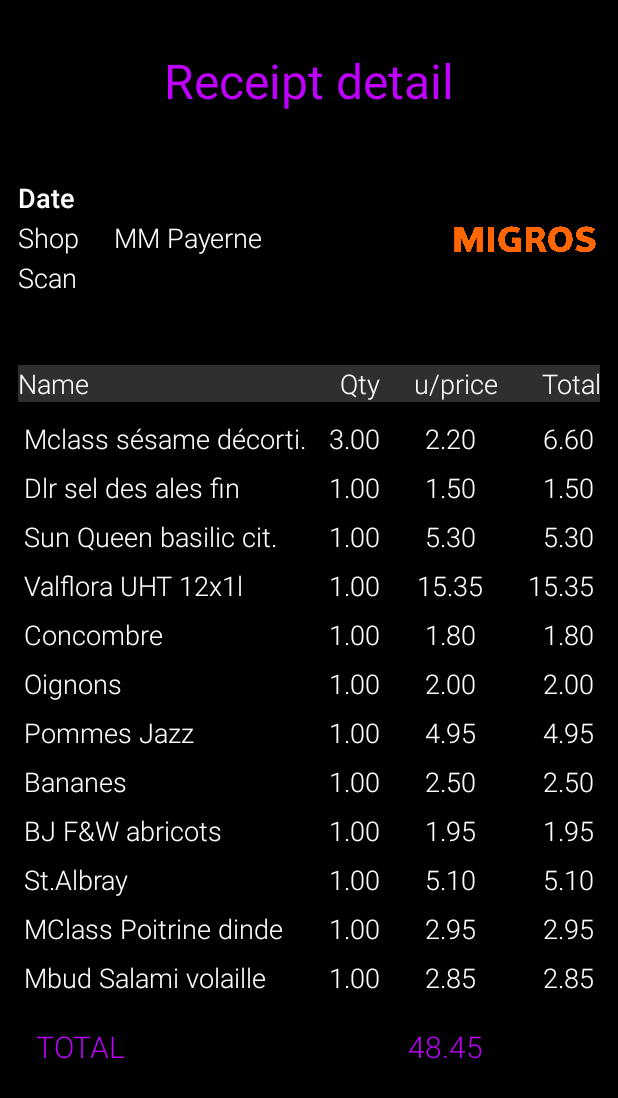
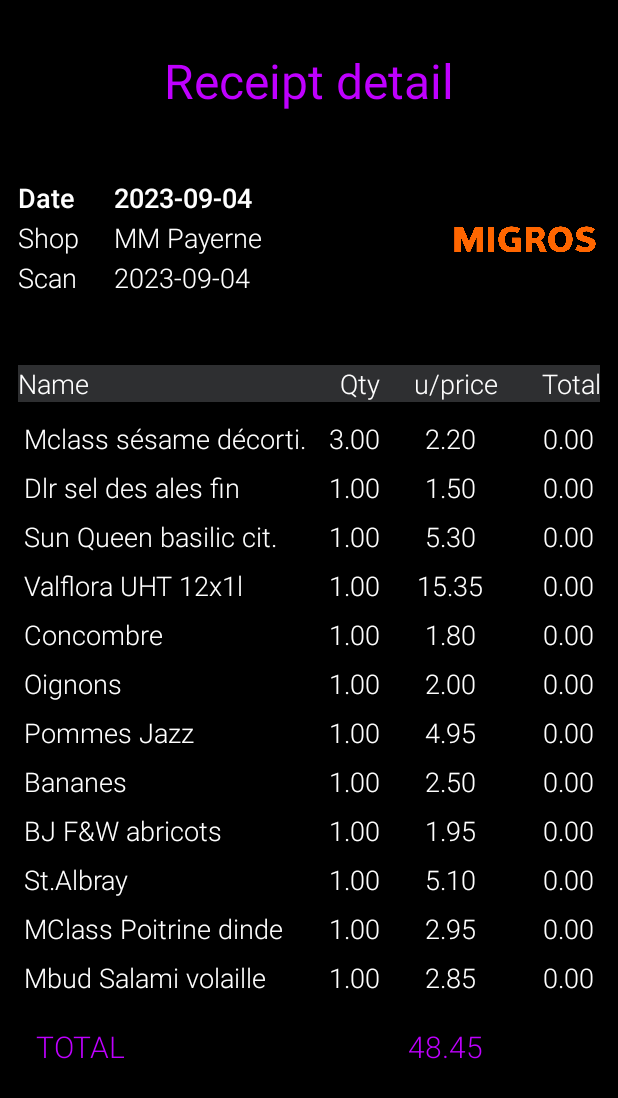
Before and after one commit to DrC0okie/scanalyze, an Android app: the ReceiptActivity screen opened directly, with no data from a screen before it, after a tap on an icon or button, on a phone screen of 412 x 824 dp. Shown: the top 1098 px of the screen. Run offline under Robolectric (Android 15) with nearby library versions, the phone set to English and light mode, and no system bars.

Commit message:
Improved the Json formatting

```diff
--- a/android_app/app/src/main/java/ch/heigvd/scanalyze/activities/ReceiptActivity.kt
+++ b/android_app/app/src/main/java/ch/heigvd/scanalyze/activities/ReceiptActivity.kt
@@ -22,18 +22,18 @@
 
         // Test values
         val products = arrayListOf(
-            Product(1, "Mclass sésame décorti.", 3.0f, 2.20f),
-            Product(1, "Dlr sel des ales fin", 1.0f, 1.50f),
-            Product(1, "Sun Queen basilic cit.", 1.0f, 5.30f),
-            Product(1, "Valflora UHT 12x1l", 1.0f, 15.35f),
-            Product(1, "Concombre", 1.0f, 1.80f),
-            Product(1, "Oignons", 1.0f, 2.00f),
-            Product(1, "Pommes Jazz", 1.0f, 4.95f),
-            Product(1, "Bananes", 1.0f, 2.50f),
-            Product(1, "BJ F&W abricots", 1.0f, 1.95f),
-            Product(1, "St.Albray", 1.0f, 5.10f),
-            Product(1, "MClass Poitrine dinde", 1.0f, 2.95f),
-            Product(1, "Mbud Salami volaille", 1.0f, 2.85f),
+            Product("Mclass sésame décorti.", 3.0f, 2.20f),
+            Product("Dlr sel des ales fin", 1.0f, 1.50f),
+            Product("Sun Queen basilic cit.", 1.0f, 5.30f),
+            Product("Valflora UHT 12x1l", 1.0f, 15.35f),
+            Product("Concombre", 1.0f, 1.80f),
+            Product("Oignons", 1.0f, 2.00f),
+            Product("Pommes Jazz", 1.0f, 4.95f),
+            Product("Bananes", 1.0f, 2.50f),
+            Product("BJ F&W abricots", 1.0f, 1.95f),
+            Product("St.Albray", 1.0f, 5.10f),
+            Product("MClass Poitrine dinde", 1.0f, 2.95f),
+            Product("Mbud Salami volaille", 1.0f, 2.85f),
         )
 
         val date = LocalDate.now().toString()
--- a/android_app/app/src/main/java/ch/heigvd/scanalyze/activities/ReceiptDetailActivity.kt
+++ b/android_app/app/src/main/java/ch/heigvd/scanalyze/activities/ReceiptDetailActivity.kt
@@ -20,9 +20,9 @@
 
         if (receipt != null) {
             val bitmap = BitmapFactory.decodeFile(receipt.imgFilePath)
-            binding.textViewDetailDate.text = receipt.getReadableDate(receipt.date)
+            binding.textViewDetailDate.text = receipt.date
             binding.textViewDetailShop.text = receipt.shopBranch
-            binding.textViewDetailScannedDate.text = receipt.getReadableDate(receipt.scanDate)
+            binding.textViewDetailScannedDate.text = receipt.scanDate
             binding.imageViewDetailShopIcon.setImageResource(receipt.shop.resourceImage)
             binding.recyclerViewDetailReceipts.adapter = ReceiptDetailAdapter(receipt)
             binding.textViewDetailTotal.text = String.format("%.2f", receipt.totalPrice)
--- a/android_app/app/src/main/java/ch/heigvd/scanalyze/adapters/ReceiptDetailAdapter.kt
+++ b/android_app/app/src/main/java/ch/heigvd/scanalyze/adapters/ReceiptDetailAdapter.kt
@@ -17,8 +17,7 @@
             binding.textViewProductName.text = product.abbreviatedName
             binding.textViewQuantity.text = String.format("%.2f", product.quantity)
             binding.textViewUnitPrice.text = String.format("%.2f", product.unitPrice)
-            binding.textViewProductPrice.text =
-                String.format("%.2f", (product.quantity * product.unitPrice))
+            binding.textViewProductPrice.text = String.format("%.2f", product.total)
         }
     }
 
@@ -35,6 +34,6 @@
     override fun onBindViewHolder(holder: ViewHolder, position: Int) {
 
         //Binds each projectItem in the Array with the actual position of the recyclerView
-        holder.bind(receipt?.products?.get(position) ?: Product(0, "null", 0.0f, 0.0f, 0.0f))
+        holder.bind(receipt?.products?.get(position) ?: Product("null", 0.0f, 0.0f, 0.0f))
     }
 }
--- a/android_app/app/src/main/java/ch/heigvd/scanalyze/receipt/JsonProduct.kt
+++ b/android_app/app/src/main/java/ch/heigvd/scanalyze/receipt/JsonProduct.kt
@@ -1,10 +1,10 @@
 package ch.heigvd.scanalyze.receipt
 
 data class JsonProduct(
-    val product_id: String,
     val product_name: String,
     val quantity: Float,
     val unit_price: Float,
-    val discount_amount: Float
+    val discount_amount: Float,
+    val total_price: Float
 ) {
 }
--- a/android_app/app/src/main/java/ch/heigvd/scanalyze/receipt/JsonReceipt.kt
+++ b/android_app/app/src/main/java/ch/heigvd/scanalyze/receipt/JsonReceipt.kt
@@ -1,7 +1,6 @@
 package ch.heigvd.scanalyze.receipt
 
 class JsonReceipt(
-    val _id: String,
     val user_id: String,
     val date: String,
     val shop_name: String,
--- a/android_app/app/src/main/java/ch/heigvd/scanalyze/receipt/Product.kt
+++ b/android_app/app/src/main/java/ch/heigvd/scanalyze/receipt/Product.kt
@@ -5,14 +5,9 @@
 
 @Parcelize
 data class Product(
-    val id: Int,
     val abbreviatedName: String,
     val quantity: Float,
     val unitPrice: Float,
-    val discount: Float = 0.0f
-) : Parcelable {
-
-    fun getTotal(): Float {
-        return quantity * unitPrice - discount
-    }
-}
+    val discount: Float = 0.0f,
+    val total: Float = 0.0f
+) : Parcelable
--- a/android_app/app/src/main/java/ch/heigvd/scanalyze/rule_sets/MigrosRuleset.kt
+++ b/android_app/app/src/main/java/ch/heigvd/scanalyze/rule_sets/MigrosRuleset.kt
@@ -5,8 +5,8 @@
 object MigrosRuleset: Ruleset() {
     override val shop = Shop.MIGROS
     override val minLengthLine = 4
-    override val pricePattern = """^\s?\d[.,]\d{2}\s?$""".toRegex()
+    override val pricePattern = """^\s?\d{0,2}[.,]\d{2}\s?$""".toRegex()
     override val quantityPattern = """^\s?\d{1,2}\s?$""".toRegex()
-    override val weightPattern= """^(?=.*[.,])[0-9][0-9.,][0-9.,]\d{0,3}$""".toRegex()
+    override val weightPattern= """^[0-9][0-9.,]{0,2}\d{3}$""".toRegex()
     override val ediblePattern = """^\s?1\s?$""".toRegex()
 }
--- a/android_app/app/src/main/res/layout/activity_scan_preview.xml
+++ b/android_app/app/src/main/res/layout/activity_scan_preview.xml
@@ -9,6 +9,11 @@
         android:layout_width="match_parent"
         android:layout_height="match_parent"/>
 
+    <ch.heigvd.scanalyze.overlays.CameraOverlay
+        android:id="@+id/overlay"
+        android:layout_width="match_parent"
+        android:layout_height="match_parent" />
+
     <Button
         android:id="@+id/button_capture"
         android:layout_width="wrap_content"
```
Also changed, not shown: android_app/app/src/main/java/ch/heigvd/scanalyze/activities/ScanPreviewActivity.kt (+11 -5 lines), android_app/app/src/main/java/ch/heigvd/scanalyze/image_processing/ReceiptPreprocessor.kt (+24 -8 lines), android_app/app/src/main/java/ch/heigvd/scanalyze/ocr/OcrLineResolver.kt (+11 -12 lines), android_app/app/src/main/java/ch/heigvd/scanalyze/overlays/CameraOverlay.kt (added, +80 -0 lines), android_app/app/src/main/java/ch/heigvd/scanalyze/receipt/Receipt.kt (+8 -10 lines), android_app/app/src/main/java/ch/heigvd/scanalyze/rule_sets/Ruleset.kt (+23 -13 lines).
